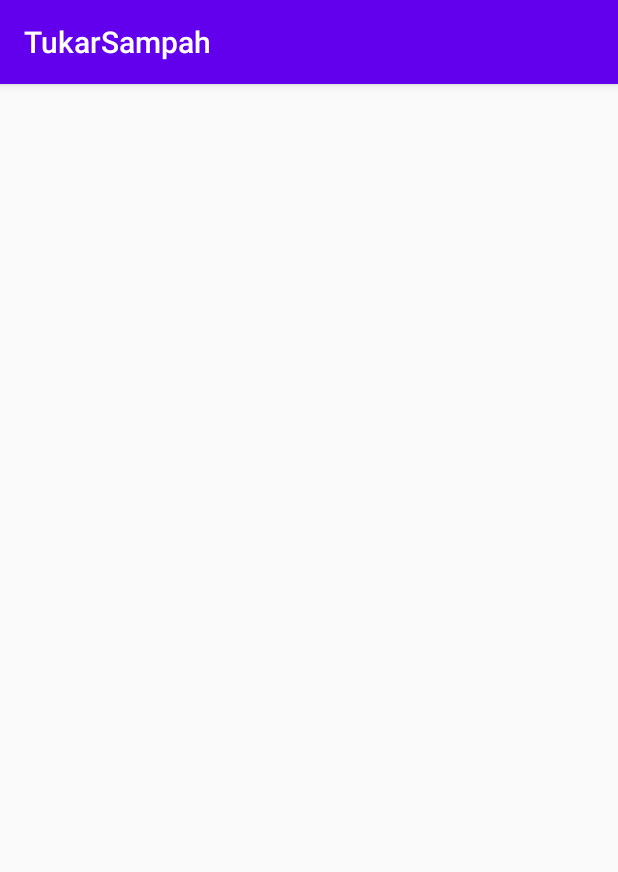
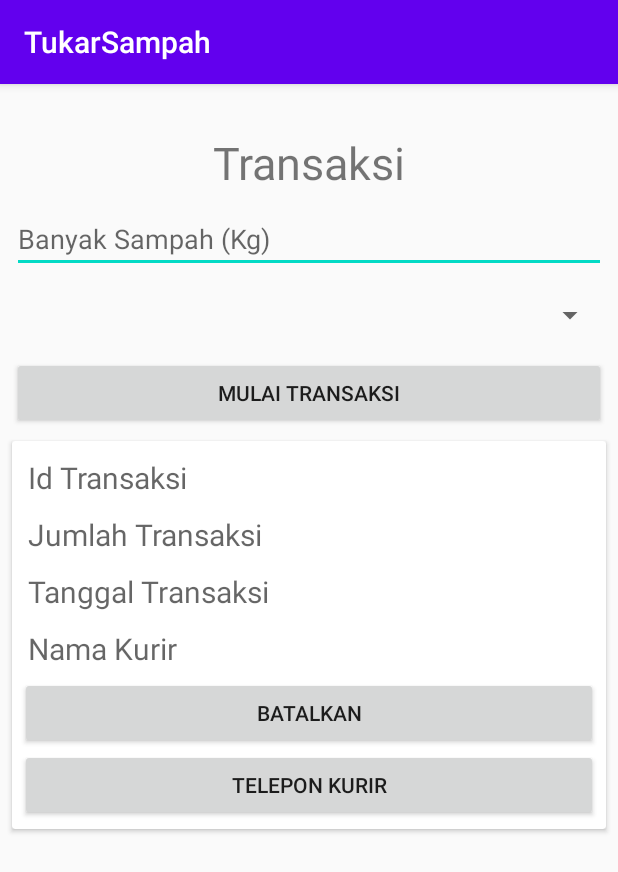
Before and after one commit to aldiariq/TukarSampah, an Android app: the fragment transaksikurirFragment shown on its own in the app's theme, on a phone screen of 412 x 824 dp. Shown: the top 872 px of the screen. Run offline under Robolectric (Android 15) with nearby library versions, the phone set to English and light mode, and no system bars.

Commit message:
dashboard pengguna selesai

```diff
--- a/app/src/main/java/com/example/tukarsampah/Dashboard/Kurir/ui/transaksikurir/transaksikurirFragment.java
+++ b/app/src/main/java/com/example/tukarsampah/Dashboard/Kurir/ui/transaksikurir/transaksikurirFragment.java
@@ -15,7 +15,7 @@ public class transaksikurirFragment extends Fragment {
 
     public View onCreateView(@NonNull LayoutInflater inflater,
                              ViewGroup container, Bundle savedInstanceState) {
-        View root = inflater.inflate(R.layout.fragment_gallery, container, false);
+        View root = inflater.inflate(R.layout.transaksi_kurir_fragment, container, false);
         return root;
     }
 }
--- /dev/null
+++ b/app/src/main/res/layout/transaksi_kurir_fragment.xml
@@ -0,0 +1,138 @@
+<?xml version="1.0" encoding="utf-8"?>
+<androidx.constraintlayout.widget.ConstraintLayout xmlns:android="http://schemas.android.com/apk/res/android"
+    xmlns:app="http://schemas.android.com/apk/res-auto"
+    xmlns:tools="http://schemas.android.com/tools"
+    android:layout_width="match_parent"
+    android:layout_height="match_parent"
+    tools:context=".Dashboard.Admin.ui.kelolapenggunaadmin.kelolapenggunaadminFragment">
+
+    <TextView
+        android:id="@+id/text_transaksi_pengguna"
+        android:layout_width="match_parent"
+        android:layout_height="wrap_content"
+        android:layout_marginStart="8dp"
+        android:layout_marginTop="32dp"
+        android:layout_marginEnd="8dp"
+        android:text="@string/menu_transaksi_pengguna"
+        android:textAlignment="center"
+        android:textSize="30sp"
+        app:layout_constraintEnd_toEndOf="parent"
+        app:layout_constraintStart_toStartOf="parent"
+        app:layout_constraintTop_toTopOf="parent" />
+
+    <EditText
+        android:id="@+id/etBanyaksampahtransaksipengguna"
+        android:layout_width="match_parent"
+        android:layout_height="wrap_content"
+        android:layout_marginStart="8dp"
+        android:layout_marginTop="8dp"
+        android:layout_marginEnd="8dp"
+        android:ems="10"
+        android:hint="Banyak Sampah (Kg)"
+        android:inputType="number"
+        app:layout_constraintEnd_toEndOf="parent"
+        app:layout_constraintStart_toStartOf="parent"
+        app:layout_constraintTop_toBottomOf="@+id/text_transaksi_pengguna" />
+
+    <Spinner
+        android:id="@+id/spKurirtransaksipengguna"
+        android:layout_width="match_parent"
+        android:layout_height="40sp"
+        android:layout_marginStart="8dp"
+        android:layout_marginTop="8dp"
+        android:layout_marginEnd="8dp"
+        app:layout_constraintEnd_toEndOf="parent"
+        app:layout_constraintHorizontal_bias="0.0"
+        app:layout_constraintStart_toStartOf="parent"
+        app:layout_constraintTop_toBottomOf="@+id/etBanyaksampahtransaksipengguna" />
+
+    <Button
+        android:id="@+id/btnTransaksitransaksipengguna"
+        android:layout_width="match_parent"
+        android:layout_height="wrap_content"
+        android:layout_marginStart="8dp"
+        android:layout_marginTop="8dp"
+        android:layout_marginEnd="8dp"
+        android:text="Mulai Transaksi"
+        app:layout_constraintEnd_toEndOf="parent"
+        app:layout_constraintHorizontal_bias="0.0"
+        app:layout_constraintStart_toStartOf="parent"
+        app:layout_constraintTop_toBottomOf="@+id/spKurirtransaksipengguna" />
+
+    <androidx.cardview.widget.CardView
+        android:id="@+id/card_datatransaksi_pengguna"
+        android:layout_width="match_parent"
+        android:layout_height="wrap_content"
+        android:layout_margin="8dp"
+        android:layout_marginStart="8dp"
+        android:layout_marginEnd="8dp"
+        android:padding="5dp"
+        app:layout_constraintBottom_toBottomOf="parent"
+        app:layout_constraintEnd_toEndOf="parent"
+        app:layout_constraintStart_toStartOf="parent"
+        app:layout_constraintTop_toBottomOf="@+id/btnTransaksitransaksipengguna"
+        app:layout_constraintVertical_bias="0.0">
+
+        <LinearLayout
+            android:layout_width="match_parent"
+            android:layout_height="match_parent"
+            android:layout_margin="5dp"
+            android:orientation="vertical">
+
+            <TextView
+                android:id="@+id/txtIdtransaksi_transaksi_pengguna"
+                android:layout_width="match_parent"
+                android:layout_height="wrap_content"
+                android:layout_margin="5dp"
+                android:ems="10"
+                android:hint="Id Transaksi"
+                android:inputType="text"
+                android:textSize="20sp"></TextView>
+
+            <TextView
+                android:id="@+id/txtJumlah_transaksi_pengguna"
+                android:layout_width="match_parent"
+                android:layout_height="wrap_content"
+                android:layout_margin="5dp"
+                android:ems="10"
+                android:hint="Jumlah Transaksi"
+                android:inputType="text"
+                android:textSize="20sp"></TextView>
+
+            <TextView
+                android:id="@+id/txtTgl_transaksi_pengguna"
+                android:layout_width="match_parent"
+                android:layout_height="wrap_content"
+                android:layout_margin="5dp"
+                android:ems="10"
+                android:hint="Tanggal Transaksi"
+                android:inputType="text"
+                android:textSize="20sp"></TextView>
+
+            <TextView
+                android:id="@+id/txtNamakurir_transaksi_pengguna"
+                android:layout_width="match_parent"
+                android:layout_height="wrap_content"
+                android:layout_margin="5dp"
+                android:ems="10"
+                android:hint="Nama Kurir"
+                android:inputType="text"
+                android:textSize="20sp"></TextView>
+
+            <Button
+                android:id="@+id/btnBataltransaksitransaksipengguna"
+                android:layout_width="match_parent"
+                android:layout_height="wrap_content"
+                android:text="Batalkan"></Button>
+
+            <Button
+                android:id="@+id/btnTeleponkurirtransaksipengguna"
+                android:layout_width="match_parent"
+                android:layout_height="wrap_content"
+                android:text="Telepon Kurir"></Button>
+
+        </LinearLayout>
+
+    </androidx.cardview.widget.CardView>
+
+</androidx.constraintlayout.widget.ConstraintLayout>
--- /dev/null
+++ b/app/src/main/res/navigation/mobile_navigation_kurir.xml
@@ -0,0 +1,25 @@
+<?xml version="1.0" encoding="utf-8"?>
+<navigation xmlns:android="http://schemas.android.com/apk/res/android"
+    xmlns:app="http://schemas.android.com/apk/res-auto"
+    xmlns:tools="http://schemas.android.com/tools"
+    android:id="@+id/mobile_navigation"
+    app:startDestination="@+id/nav_home">
+
+    <fragment
+        android:id="@+id/nav_home"
+        android:name="com.example.tukarsampah.Dashboard.Kurir.ui.home.HomeFragment"
+        android:label="@string/menu_home"
+        tools:layout="@layout/dashboard_pengguna_fragment" />
+
+    <fragment
+        android:id="@+id/nav_transaksi_kurir"
+        android:name="com.example.tukarsampah.Dashboard.Pengguna.ui.transaksipengguna.transaksipenggunaFragment"
+        android:label="@string/menu_transaksi_kurir"
+        tools:layout="@layout/transaksi_kurir_fragment" />
+
+    <fragment
+        android:id="@+id/nav_gantipassword_pengguna"
+        android:name="com.example.tukarsampah.Dashboard.Kurir.ui.gantipasswordkurir.gantipasswordkurirFragment"
+        android:label="@string/menu_gantipassword_kurir"
+        tools:layout="@layout/gantipassword_fragment" />
+</navigation>
--- a/app/src/main/res/navigation/mobile_navigation_pengguna.xml
+++ b/app/src/main/res/navigation/mobile_navigation_pengguna.xml
@@ -15,13 +15,13 @@
         android:id="@+id/nav_transaksi_pengguna"
         android:name="com.example.tukarsampah.Dashboard.Pengguna.ui.transaksipengguna.transaksipenggunaFragment"
         android:label="@string/menu_transaksi_pengguna"
-        tools:layout="@layout/fragment_gallery" />
+        tools:layout="@layout/transaksi_pengguna_fragment" />
 
     <fragment
         android:id="@+id/nav_tukarpoint_pengguna"
         android:name="com.example.tukarsampah.Dashboard.Pengguna.ui.tukarpointpengguna.tukarpointpenggunaFragment"
         android:label="@string/menu_tukarpoint_pengguna"
-        tools:layout="@layout/fragment_slideshow" />
+        tools:layout="@layout/tukarpoint_pengguna_fragment" />
 
     <fragment
         android:id="@+id/nav_gantipassword_pengguna"
--- a/app/src/main/res/values/strings.xml
+++ b/app/src/main/res/values/strings.xml
@@ -32,4 +32,7 @@
     <string name="menu_transaksi_pengguna">Transaksi</string>
     <string name="menu_tukarpoint_pengguna">Tukar Point</string>
     <string name="menu_gantipassword_pengguna">Ganti Password</string>
+
+    <string name="menu_transaksi_kurir">Transaksi</string>
+    <string name="menu_gantipassword_kurir">Ganti Password</string>
 </resources>
```
